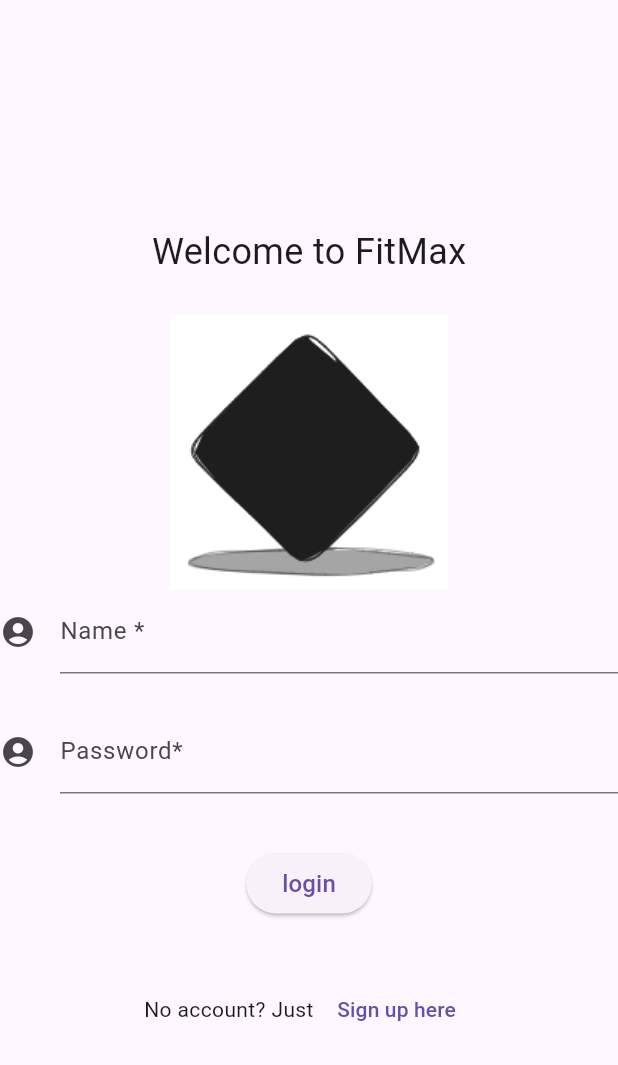
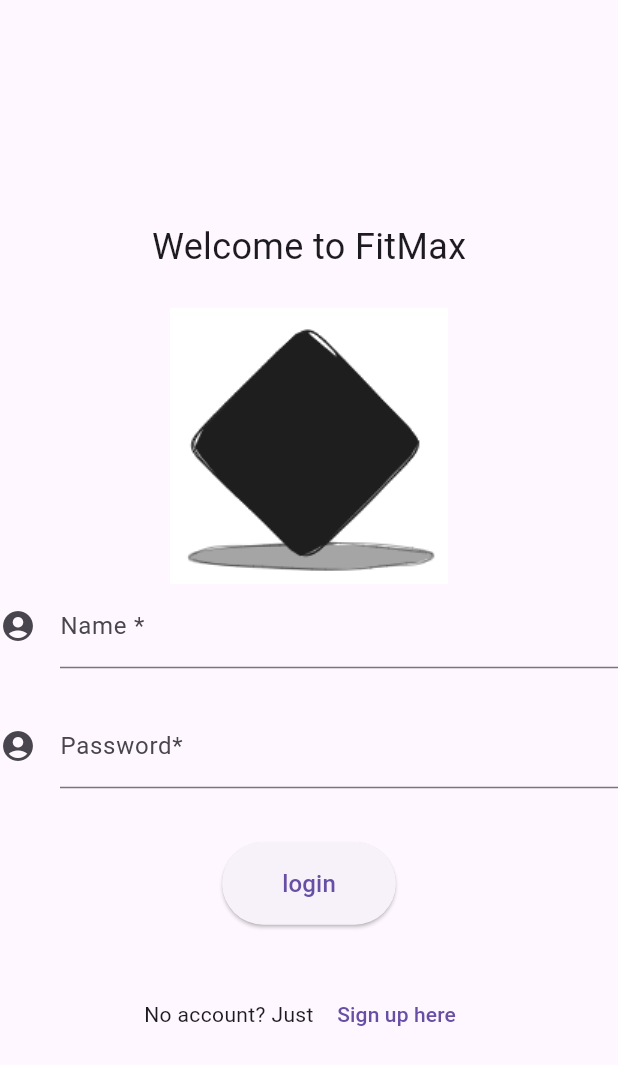
Before and after one commit to Kwasi48/sample_login, a Flutter app: the screen it shows after launch, on a phone screen of 412 x 824 dp. Shown: the top 1065 px of the screen. Run offline on Flutter 3.47's test engine with Material 2 defaults, Android fonts, the phone set to English and light mode, and no system bars; our stand-ins replace google_fonts; Roboto replaces fonts that are missing (Alike).

Commit message:
logical implement left

```diff
--- a/lib/screens/signup.dart
+++ b/lib/screens/signup.dart
@@ -57,10 +57,13 @@ class _SignUpState extends State<SignUp> {
                       child: Row(
                         mainAxisSize: MainAxisSize.min,
                         children: [
-                          Text(
-                            'login',
-                            style: GoogleFonts.alike(
-                                textStyle: TextStyle(fontSize: 16)),
+                          Padding(
+                            padding: const EdgeInsets.all(16.0),
+                            child: Text(
+                              'login',
+                              style: GoogleFonts.alike(
+                                  textStyle: TextStyle(fontSize: 16,)),
+                            ),
                           )
                         ],
                       )),
```
